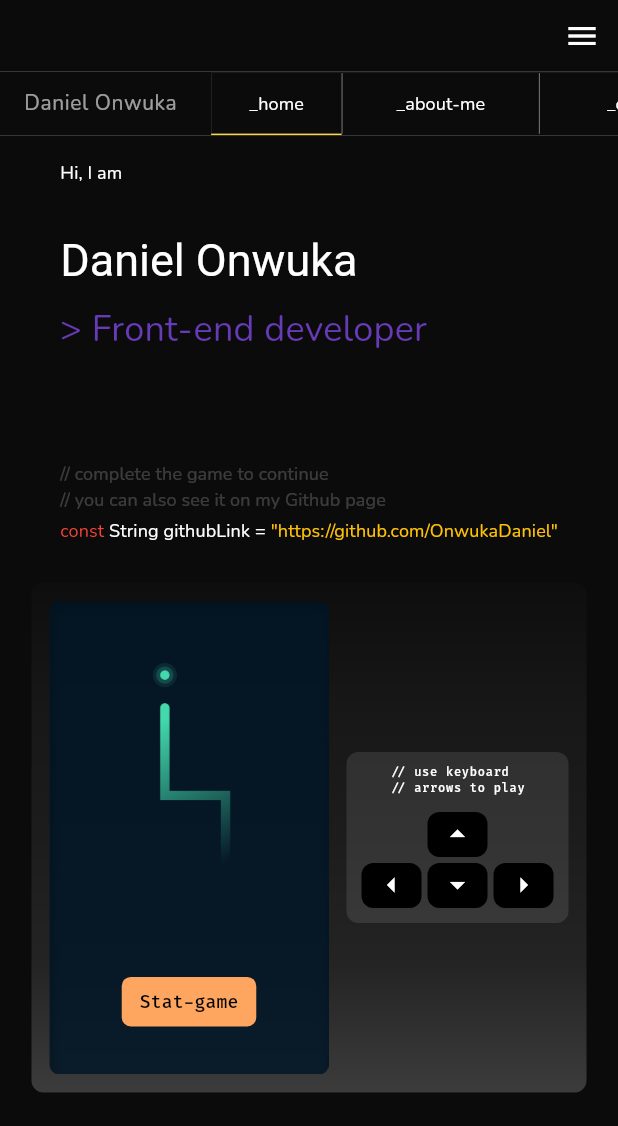
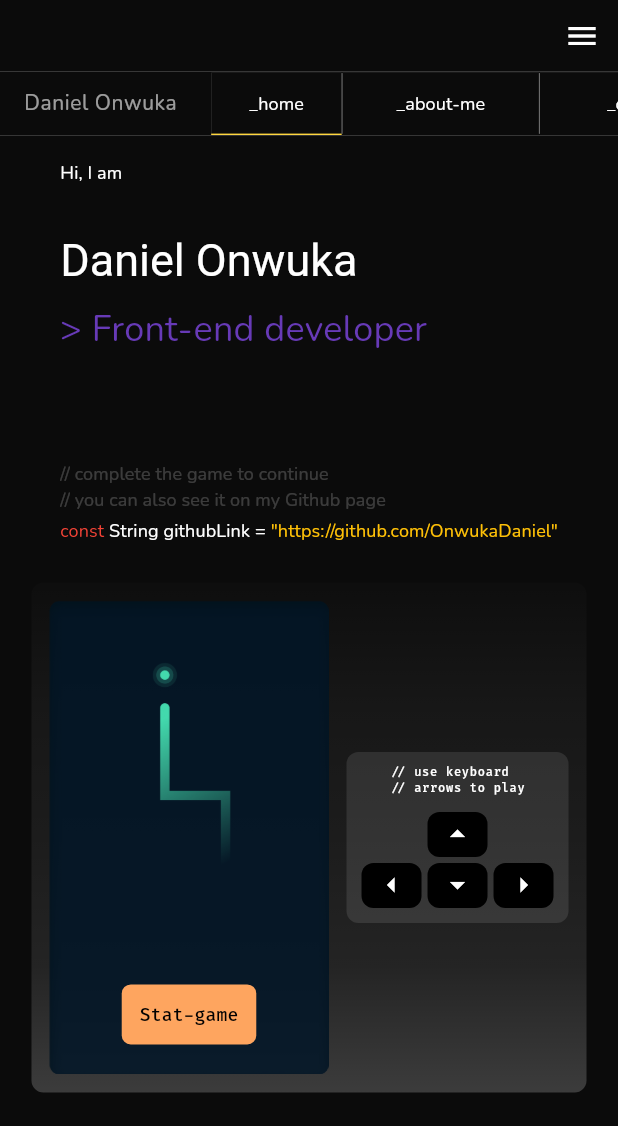
Before and after one commit to OnwukaDaniel/portfolio, a Flutter app: the screen it shows after launch, on a phone screen of 412 x 824 dp, the part 110-1236 px from its top. Run offline on Flutter 3.47's test engine with Material 3 defaults, Android fonts, the phone set to English and light mode, and no system bars; drawn by our look-alikes of animated_background, animated_text_kit; our stand-ins replace carousel_slider, font_awesome_flutter, stacked, video_player; missing offline and left inert: animated_gradient, code_text_field, highlight, media_kit, media_kit_video, particles_flutter and 1 more; Roboto replaces fonts that are missing (JMH Typewriter).

```diff
--- a/lib/common_imports.dart
+++ b/lib/common_imports.dart
@@ -58,3 +58,4 @@ export 'package:portfolio/ui/projects/views/display_image.dart';
 export 'package:portfolio/ui/projects/views/project_display_samples.dart';
 export 'package:portfolio/enums/project_type.dart';
 export 'package:portfolio/models/project_assets.dart';
+export 'package:portfolio/ui/home/viewmodel/snake_game_viewmodel.dart';
--- a/lib/ui/home/home.dart
+++ b/lib/ui/home/home.dart
@@ -1,4 +1,5 @@
 import 'package:portfolio/common_imports.dart';
+import 'package:portfolio/ui/home/snake_game.dart';
 
 class Home extends StatelessWidget {
   const Home({super.key});
@@ -49,7 +50,8 @@ class Home extends StatelessWidget {
                           ),
                         ),
                       ),
-                    if (context.device == DeviceType.desktop) Center(child: _game()),
+                    if (context.device == DeviceType.desktop)
+                      Center(child: _game()),
                     const SizedBox(height: 16),
                   ],
                 ),
@@ -157,21 +159,29 @@ class Home extends StatelessWidget {
                       'assets/display/snake_game.png',
                       height: size.height * .4,
                     ),
-                    Container(
-                      padding: const EdgeInsets.symmetric(
-                        horizontal: 12,
-                        vertical: 8,
+                    Padding(
+                      padding: const EdgeInsets.all(16),
+                      child: TextButton(
+                        style: ButtonStyle(
+                          backgroundColor: const WidgetStatePropertyAll(
+                            Color(0xFFFEA55F),
                           ),
-                      margin: const EdgeInsets.all(32),
-                      decoration: BoxDecoration(
-                        color: const Color(0xFFFEA55F),
+                          shape: WidgetStatePropertyAll(
+                            RoundedRectangleBorder(
                               borderRadius: BorderRadius.circular(6),
+                            ),
+                          ),
+                        ),
+                        onPressed: () => AppNavigate.justPush(
+                          context,
+                          const SnakeGame(),
                         ),
                         child: Text(
                           'Stat-game',
                           style: ll.copyWith(color: Colors.black),
                         ),
-                    )
+                      ),
+                    ),
                   ],
                 ),
                 const SizedBox(width: 12),
--- /dev/null
+++ b/lib/ui/home/viewmodel/snake_game_viewmodel.dart
@@ -0,0 +1,5 @@
+import 'package:portfolio/common_imports.dart';
+
+class SnakeGameViewModel extends BaseViewModel{
+
+}
```
Also changed, not shown: lib/ui/home/snake_game.dart (added, +66 -0 lines). Lines whose indentation alone changed are shown as unchanged.
